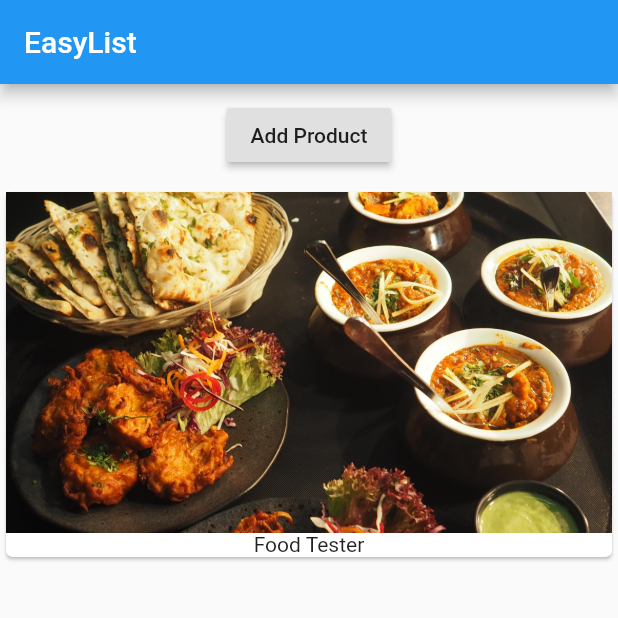
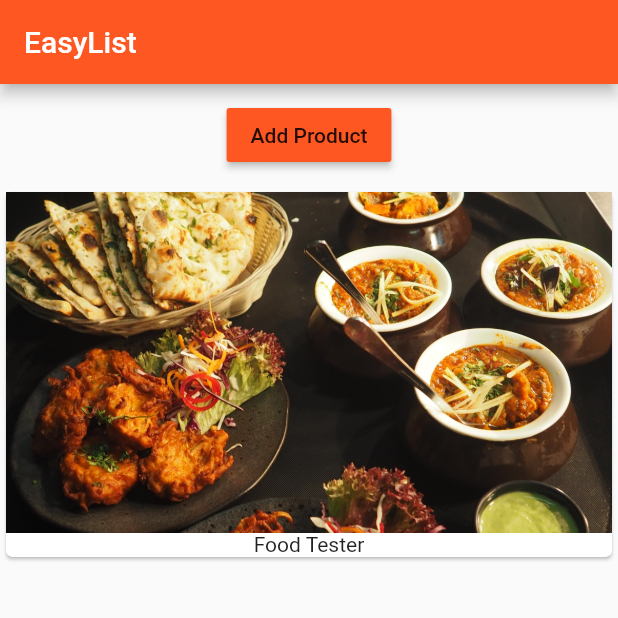
Before and after one commit to pallhelgi/FlutterTutorial, a Flutter app: the screen it shows after launch, on a phone screen of 412 x 824 dp, the top half of it. Run offline on Flutter 3.47's test engine with Material 2 defaults, Android fonts, the phone set to English and light mode, and no system bars.

Commit message:
didUpdateWidget function added to product_manager

```diff
--- a/lib/main.dart
+++ b/lib/main.dart
@@ -30,11 +30,12 @@ class MyApp extends StatelessWidget {
     // AppBar has the argument option for title (hover over AppBar to see argument options)
     // Title can take Text as argument and Text takes string as argument
     return MaterialApp(
+      theme: ThemeData(primarySwatch: Colors.deepOrange),
       home: Scaffold(
         appBar: AppBar(
           title: Text('EasyList'),
         ),
-        body: ProductManager(),
+        body: ProductManager('Food Tester'),
       ),
     );
   }
--- a/lib/product_manager.dart
+++ b/lib/product_manager.dart
@@ -3,6 +3,10 @@ import 'package:flutter/material.dart';
 import './products.dart';
 
 class ProductManager extends StatefulWidget {
+  final String startingProduct;
+
+  ProductManager(this.startingProduct);
+
   @override
   State<StatefulWidget> createState() {
     // TODO: implement createState
@@ -11,7 +15,20 @@ class ProductManager extends StatefulWidget {
 }
 
 class _ProductManagerState extends State<ProductManager> {
-  List<String> _products = ['Food Tester'];
+  List<String> _products = [];
+
+  @override
+  void initState() {
+    // widget. gives us access to the connected widget so we don't have to send info through construcors
+    _products.add(widget.startingProduct);
+    super.initState();
+  }
+
+  @override
+  void didUpdateWidget(ProductManager oldWidget) {
+    // TODO: implement didUpdateWidget
+    super.didUpdateWidget(oldWidget);
+  }
 
   @override
   Widget build(BuildContext context) {
@@ -21,6 +38,7 @@ class _ProductManagerState extends State<ProductManager> {
         Container(
           margin: EdgeInsets.all(10.0), //10.0 pixel edge
           child: RaisedButton(
+            color: Theme.of(context).primaryColor,
             onPressed: () {
               setState(() {
                 _products.add('Advanced Food Tester');
```
